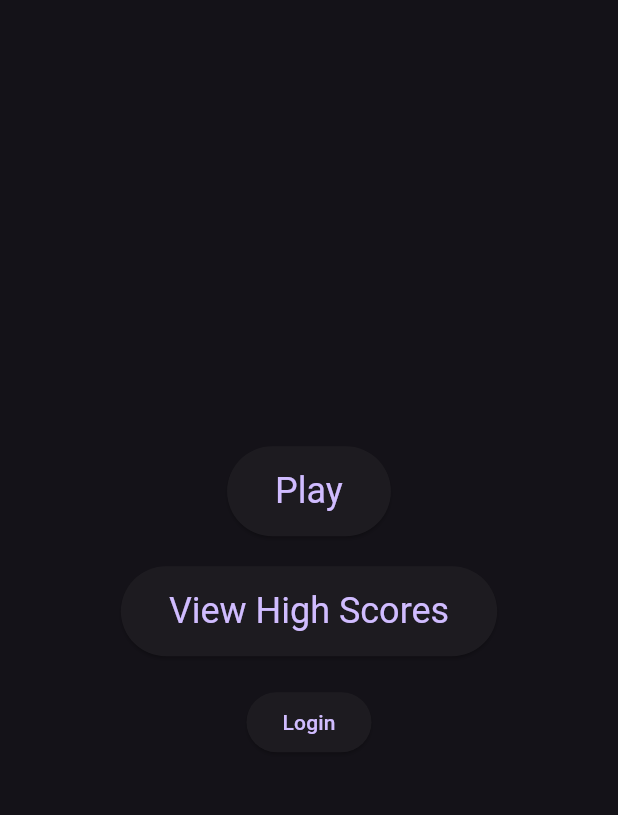
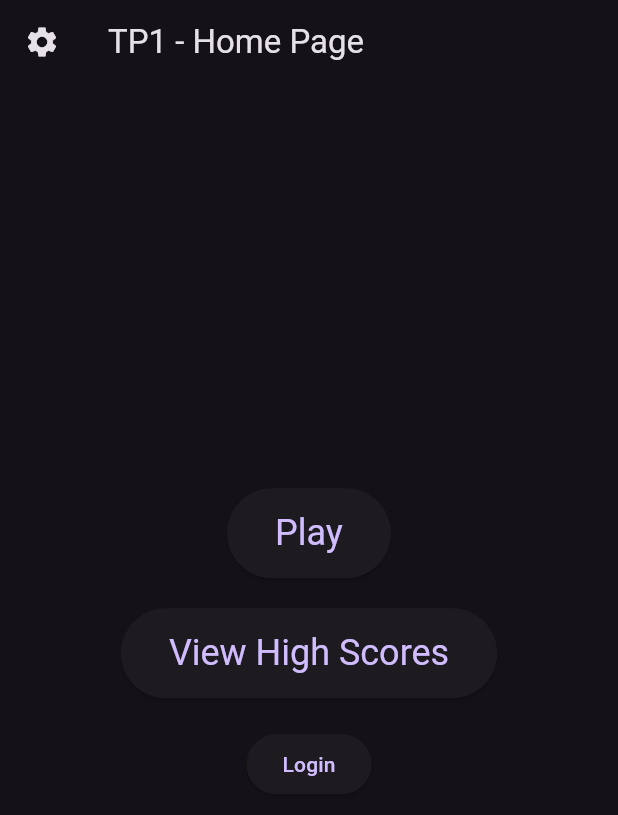
Before and after one commit to JacobBernier/tp1, a Flutter app: the screen it shows after launch, on a phone screen of 412 x 824 dp. Shown: the top 815 px of the screen. Run offline on Flutter 3.47's test engine with Material 3 defaults, Android fonts, the phone set to English and light mode, and no system bars; our stand-ins replace date_format, hive, hive_flutter; missing offline and left inert: auth0_flutter; accounts and stored records are empty.

Commit message:
Changement thème

```diff
--- a/lib/main.dart
+++ b/lib/main.dart
@@ -9,7 +9,8 @@ import 'package:tp1/vues/login.dart';
 import 'package:tp1/vues/profile.dart';
 import 'package:hive_flutter/adapters.dart';
 import 'package:tp1/vues/user_profile.dart';
-
+import 'package:tp1/vues/theme_page.dart';
+import 'providers/theme_provider.dart';
 
 import 'models/utilisateurs.dart';
 
@@ -47,11 +48,20 @@ Future seedDatabase() async {
 void main() async {
   await Hive.initFlutter();
   Hive.registerAdapter(UtilisateursAdapter());
-
+  _utilisateursBox = await Hive.openBox<Utilisateurs>('utilisateurs');
   //await seedDatabase();
   await getBoxUtilisateurs();
 
-  runApp(const MyApp());
+  runApp(
+    MultiProvider(
+      providers: [
+        ChangeNotifierProvider(
+          create: (_) => ThemeProvider(), // Initialize your theme provider here
+        ),
+      ],
+      child: MyApp(),
+    ),
+  );
 }
 
 
@@ -62,20 +72,21 @@ class MyApp extends StatelessWidget {
   @override
 
   Widget build(BuildContext context) {
-    return
+    final themeProvider = Provider.of<ThemeProvider>(context);
+
+    return MultiProvider(
+      providers: [
         ChangeNotifierProvider(
           create: (context) => UtilisateurProvider(
-        Auth0('dev-xzdjv7klxcuqi3rz.us.auth0.com',
-            'dYJVlhgM3HfUBlTpJceq91XikSIMMkQz'),
-        UtilisateursControleur(_utilisateursBox)),
-    child:MaterialApp(
+            Auth0('dev-xzdjv7klxcuqi3rz.us.auth0.com', 'dYJVlhgM3HfUBlTpJceq91XikSIMMkQz'),
+            UtilisateursControleur(_utilisateursBox),
+          ),
+        ),
+      ],
+      child: MaterialApp(
         title: 'Combat box',
-      theme: ThemeData(
-        useMaterial3: true,
-        brightness: Brightness.dark,
-      ),
-
-      home: const MyHomePage(title: 'TP1 - Home Page'), // Page de démarrage
+        theme: themeProvider.themeData,
+        home: const MyHomePage(title: 'TP1 - Home Page'),
         routes: {
           '/page1': (context) => MyApp(),
           '/page2': (context) => MyGamingApp(),
@@ -95,6 +106,12 @@ class MyHomePage extends StatefulWidget {
 }
 
 class _MyHomePageState extends State<MyHomePage> {
+  void _navigateToThemePage(BuildContext context) {
+    Navigator.push(
+      context,
+      MaterialPageRoute(builder: (context) => ThemePage()), // ThemePage is the name of your theme change page
+    );
+  }
   @override
   void initState() {
     super.initState();
@@ -112,6 +129,15 @@ class _MyHomePageState extends State<MyHomePage> {
 @override
   Widget build(BuildContext context) {
     return Scaffold(
+      appBar: AppBar(
+        title: Text(widget.title),
+        leading: IconButton(
+          icon: Icon(Icons.settings), // Icon of an engrenage
+          onPressed: () {
+            _navigateToThemePage(context);
+          },
+        ),
+      ),
       body: Center(
         child: Column(
           mainAxisAlignment: MainAxisAlignment.center,
--- /dev/null
+++ b/lib/providers/theme_provider.dart
@@ -0,0 +1,13 @@
+import 'package:flutter/material.dart';
+
+class ThemeProvider extends ChangeNotifier {
+  bool _isDarkTheme = true; // Set the initial theme to dark
+
+  ThemeData get themeData =>
+      _isDarkTheme ? ThemeData.dark() : ThemeData.light();
+
+  void toggleTheme() {
+    _isDarkTheme = !_isDarkTheme;
+    notifyListeners();
+  }
+}
```
Also changed, not shown: lib/vues/creation_combat.dart (+18 -5 lines), lib/vues/theme_page.dart (added, +34 -0 lines). Lines whose indentation alone changed are shown as unchanged.
